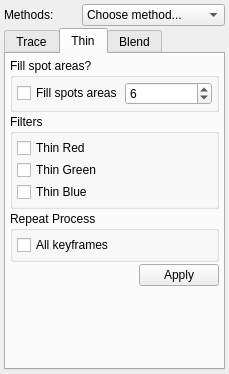
Old version of the form app/ui/bitmapcoloringwidget.ui in the repository pencil2d/pencil.
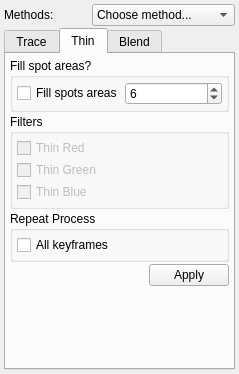
New version of the form. The open tabs and pages were chosen to show the change. Icons and pictures are not drawn.

Commit message: Disabling checkboxes in thin and blend, to avoid mistakes

```diff
--- a/app/ui/bitmapcoloringwidget.ui
+++ b/app/ui/bitmapcoloringwidget.ui
@@ -6,7 +6,7 @@
    <rect>
     <x>0</x>
     <y>0</y>
-    <width>229</width>
+    <width>239</width>
     <height>374</height>
    </rect>
   </property>
@@ -500,6 +500,9 @@
            <layout class="QHBoxLayout" name="horizontalLayout_9">
             <item>
              <widget class="QCheckBox" name="cb2ThinRed">
+              <property name="enabled">
+               <bool>false</bool>
+              </property>
               <property name="text">
                <string>Thin Red</string>
               </property>
@@ -534,6 +537,9 @@
            <layout class="QHBoxLayout" name="horizontalLayout_10">
             <item>
              <widget class="QCheckBox" name="cb2ThinGreen">
+              <property name="enabled">
+               <bool>false</bool>
+              </property>
               <property name="text">
                <string>Thin Green</string>
               </property>
@@ -568,6 +574,9 @@
            <layout class="QHBoxLayout" name="horizontalLayout_11">
             <item>
              <widget class="QCheckBox" name="cb2ThinBlue">
+              <property name="enabled">
+               <bool>false</bool>
+              </property>
               <property name="text">
                <string>Thin Blue</string>
               </property>
```
Left out of the diff: 9 changed lines with no effect on the pictures. The commit also changes 1 other file.
